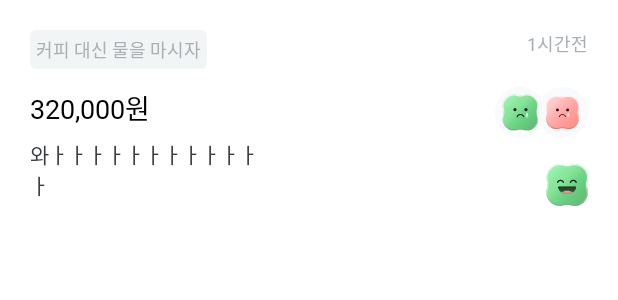
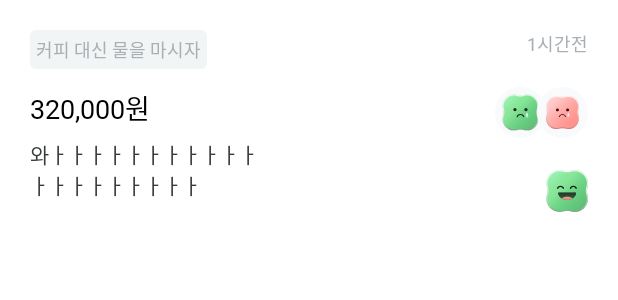
Before and after one commit to TeamPOME/POME-Android, an Android app: the layout item_remind_consume.xml on its own in the app's theme, with its tools: preview values and no code run, on a phone screen of 412 x 824 dp. Shown: the top 300 px of the screen. Run offline under Robolectric (Android 15) with nearby library versions, the phone set to English and light mode, and no system bars.

Commit message:
[feature/#32] 회고 아이템 커스텀 적용

```diff
--- /dev/null
+++ b/app/src/main/res/drawable/cly_custom.xml
@@ -0,0 +1,6 @@
+<?xml version="1.0" encoding="utf-8"?>
+<shape xmlns:android="http://schemas.android.com/apk/res/android"
+    android:shape="rectangle">
+    <corners android:radius="8dp" />
+    <solid android:color="@color/pome_white" />
+</shape>
--- a/app/src/main/res/layout/item_remind_consume.xml
+++ b/app/src/main/res/layout/item_remind_consume.xml
@@ -3,26 +3,27 @@
     xmlns:app="http://schemas.android.com/apk/res-auto"
     xmlns:tools="http://schemas.android.com/tools"
     android:layout_width="match_parent"
-    android:layout_height="157dp"
+    android:layout_height="wrap_content"
+    android:background="@drawable/cly_custom"
     android:padding="20dp">
 
     <TextView
+        android:id="@+id/tv_remind_tag"
         style="@style/PomeM12"
-        android:textColor="@color/pome_grey_5"
-        android:id="@+id/tv_remind_tag"
         android:layout_width="wrap_content"
         android:layout_height="wrap_content"
         android:background="@drawable/round_tvtag"
+        android:textColor="@color/pome_grey_5"
         app:layout_constraintStart_toStartOf="parent"
         app:layout_constraintTop_toTopOf="parent"
         tools:text="커피 대신 물을 마시자" />
 
     <TextView
         android:id="@+id/tv_remind_price"
+        style="@style/PomeSb18"
         android:layout_width="wrap_content"
         android:layout_height="wrap_content"
         android:layout_marginTop="12dp"
-        style="@style/PomeSb18"
         android:textColor="@color/pome_black"
         app:layout_constraintStart_toStartOf="parent"
         app:layout_constraintTop_toBottomOf="@id/tv_remind_tag"
@@ -30,12 +31,11 @@
 
     <TextView
         android:id="@+id/tv_remind_content"
+        style="@style/PomeM14"
         android:layout_width="161dp"
         android:layout_height="wrap_content"
         android:layout_marginTop="7dp"
-        android:maxLength="13"
         android:maxLines="2"
-        style="@style/PomeM14"
         android:textColor="@color/pome_grey_8"
         app:layout_constraintStart_toStartOf="parent"
         app:layout_constraintTop_toBottomOf="@id/tv_remind_price"
@@ -44,9 +44,9 @@
     <TextView
         android:id="@+id/tv_remind_date"
         style="@style/PomeM12"
-        android:textColor="@color/pome_grey_5"
         android:layout_width="wrap_content"
         android:layout_height="wrap_content"
+        android:textColor="@color/pome_grey_5"
         app:layout_constraintEnd_toEndOf="parent"
         app:layout_constraintTop_toTopOf="parent"
         tools:text="1시간전" />
@@ -72,9 +72,11 @@
         app:layout_constraintTop_toBottomOf="@id/tv_remind_date" />
 
     <ImageView
+        android:id="@+id/iv_reactions"
+        android:layout_width="wrap_content"
+        android:layout_height="wrap_content"
+        android:layout_marginTop="21dp"
         android:src="@drawable/ic_emoji_smile_mint_28"
-        app:layout_constraintBottom_toBottomOf="parent"
         app:layout_constraintEnd_toEndOf="parent"
-        android:layout_width="wrap_content"
-        android:layout_height="wrap_content" />
+        app:layout_constraintTop_toBottomOf="@id/iv_second_emotion" />
 </androidx.constraintlayout.widget.ConstraintLayout>
```
